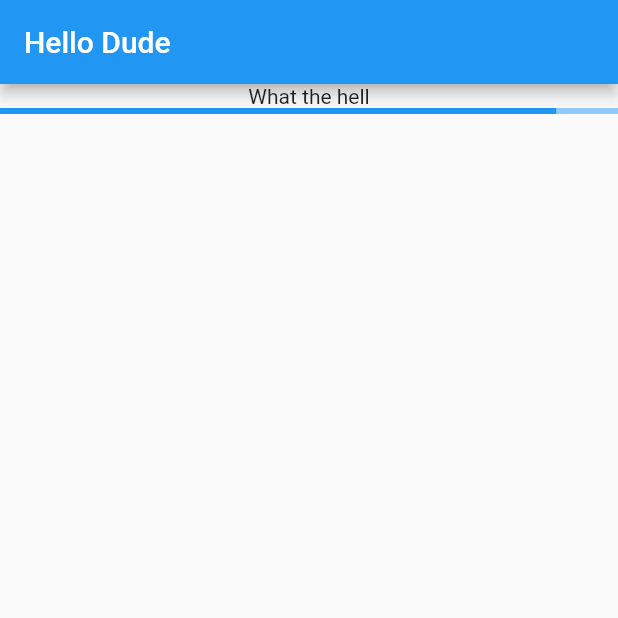
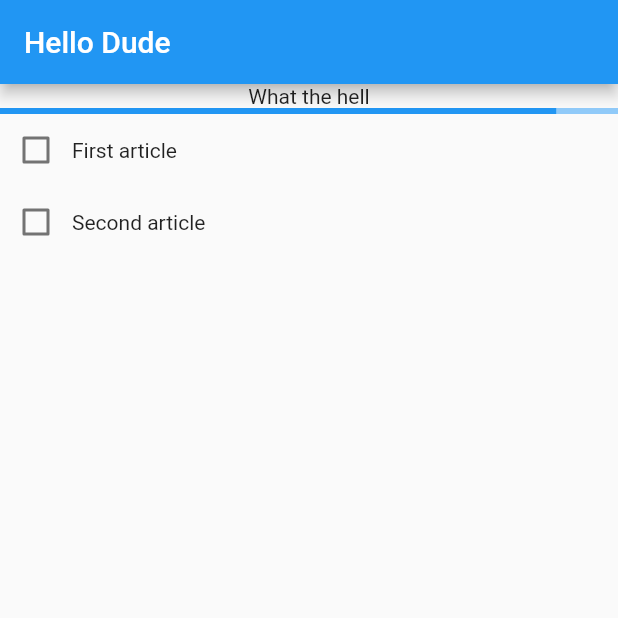
Before and after one commit to jacekplocharczyk/flutter-training, a Flutter app: the screen it shows after launch, on a phone screen of 412 x 824 dp, the top half of it. Run offline on Flutter 3.47's test engine with Material 2 defaults, Android fonts, the light colour scheme and no system bars.

Commit message:
fixed to do list

```diff
--- a/lib/main.dart
+++ b/lib/main.dart
@@ -22,9 +22,7 @@ class MyHomePage extends StatelessWidget {
       appBar: AppBar(
         title: Text("Hello Dude"),
       ),
-      body: Column(children: [
-        Progress(),
-      ]),
+      body: Column(children: [Progress(), TaskList()]),
     );
   }
 }
@@ -40,3 +38,42 @@ class Progress extends StatelessWidget {
     ]);
   }
 }
+
+class TaskList extends StatelessWidget {
+  @override
+  Widget build(BuildContext context) {
+    return Column(
+      children: [
+        TaskItem(
+          label: 'First article',
+        ),
+        TaskItem(label: 'Second article')
+      ],
+    );
+  }
+}
+
+class TaskItem extends StatefulWidget {
+  final String label;
+
+  const TaskItem({Key? key, required this.label}) : super(key: key);
+
+  @override
+  State<TaskItem> createState() => _TaskItemState();
+}
+
+class _TaskItemState extends State<TaskItem> {
+  bool? _value = false;
+
+  @override
+  Widget build(BuildContext context) {
+    return Row(
+      children: [
+        Checkbox(
+            value: _value,
+            onChanged: (newValue) => setState(() => _value = newValue)),
+        Text(widget.label)
+      ],
+    );
+  }
+}
```
